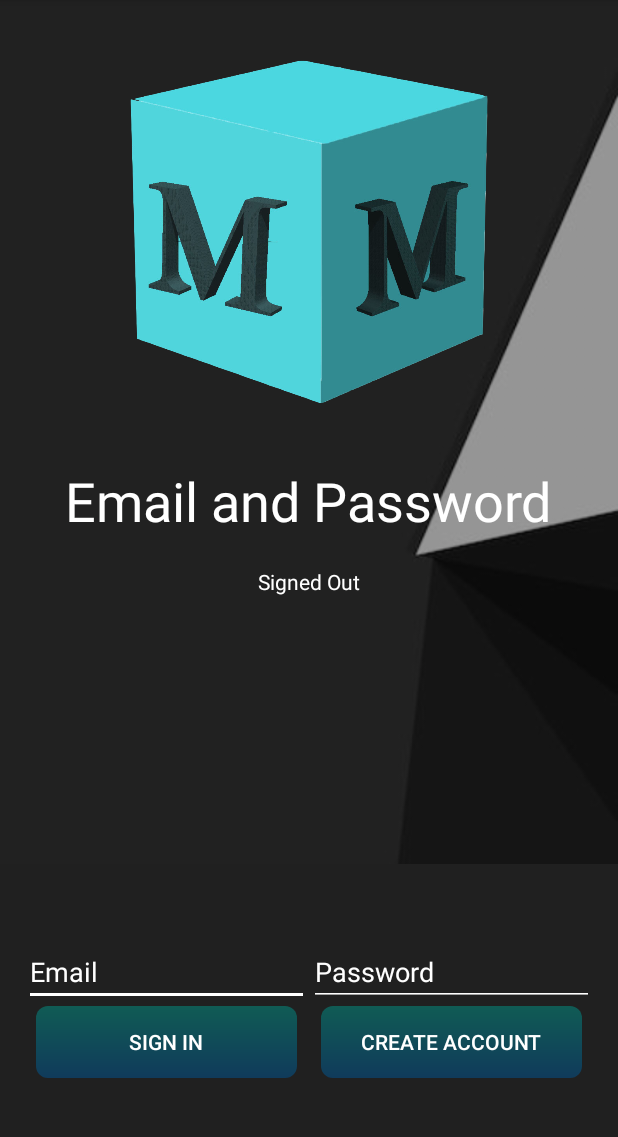
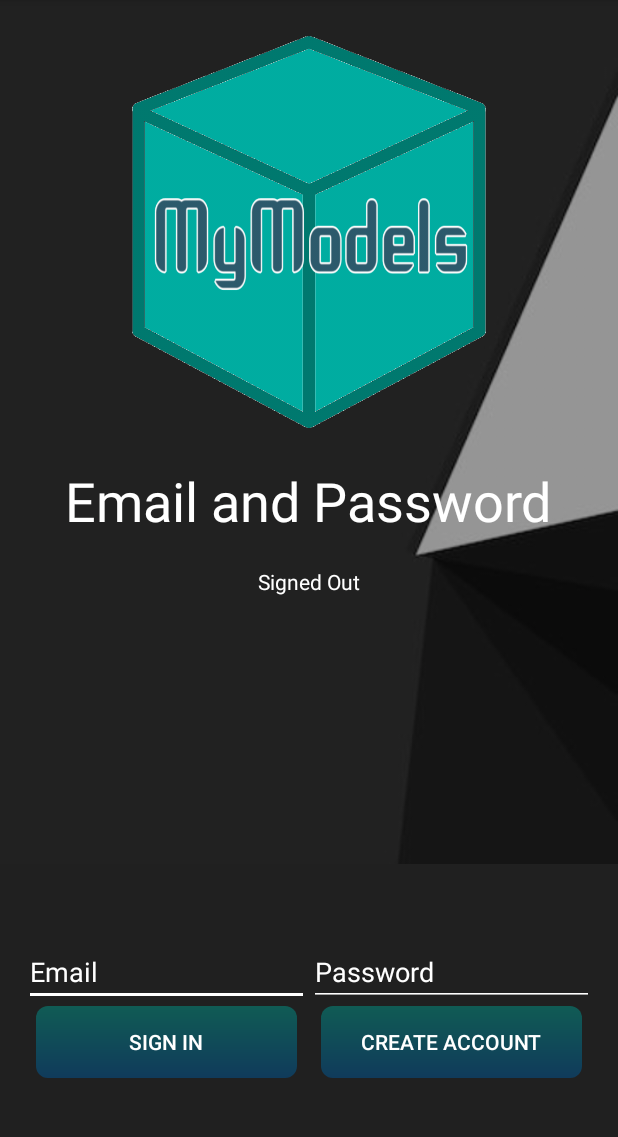
Before and after one commit to dref11/MyModels, an Android app: the screen it shows after launch (EmailPasswordActivity), on a phone screen of 412 x 824 dp, the part 84-1221 px from its top. Run offline under Robolectric (Android 15) with nearby library versions, the phone set to English and light mode, and no system bars; our stand-ins replace Firebase (no records; nobody signed in at launch, a user with empty details on screens opened directly).

Commit message:
Logo Update

```diff
--- a/MMiMages/app/src/main/res/layout/activity_emailpassword.xml
+++ b/MMiMages/app/src/main/res/layout/activity_emailpassword.xml
@@ -20,7 +20,7 @@
             android:layout_width="285dp"
             android:layout_height="261dp"
             android:contentDescription="@string/desc_firebase_lockup"
-            android:src="@drawable/mm" />
+            android:src="@drawable/icon" />
 
         <TextView
             android:id="@+id/titleText"
--- a/MMiMages/app/src/main/res/layout/activity_firebase_ui.xml
+++ b/MMiMages/app/src/main/res/layout/activity_firebase_ui.xml
@@ -20,7 +20,7 @@
             android:layout_width="285dp"
             android:layout_height="261dp"
             android:contentDescription="@string/desc_firebase_lockup"
-            android:src="@drawable/mm" />
+            android:src="@drawable/icon" />
 
         <TextView
             android:id="@+id/status"
--- a/MMiMages/app/src/main/res/layout/activity_generic_idp.xml
+++ b/MMiMages/app/src/main/res/layout/activity_generic_idp.xml
@@ -21,7 +21,7 @@
             android:layout_width="285dp"
             android:layout_height="261dp"
             android:contentDescription="@string/desc_firebase_lockup"
-            android:src="@drawable/mm" />
+            android:src="@drawable/icon" />
 
         <TextView
             android:id="@+id/status"
```
Also changed, not shown: MMiMages/app/src/main/res/drawable/icon.png (added).
